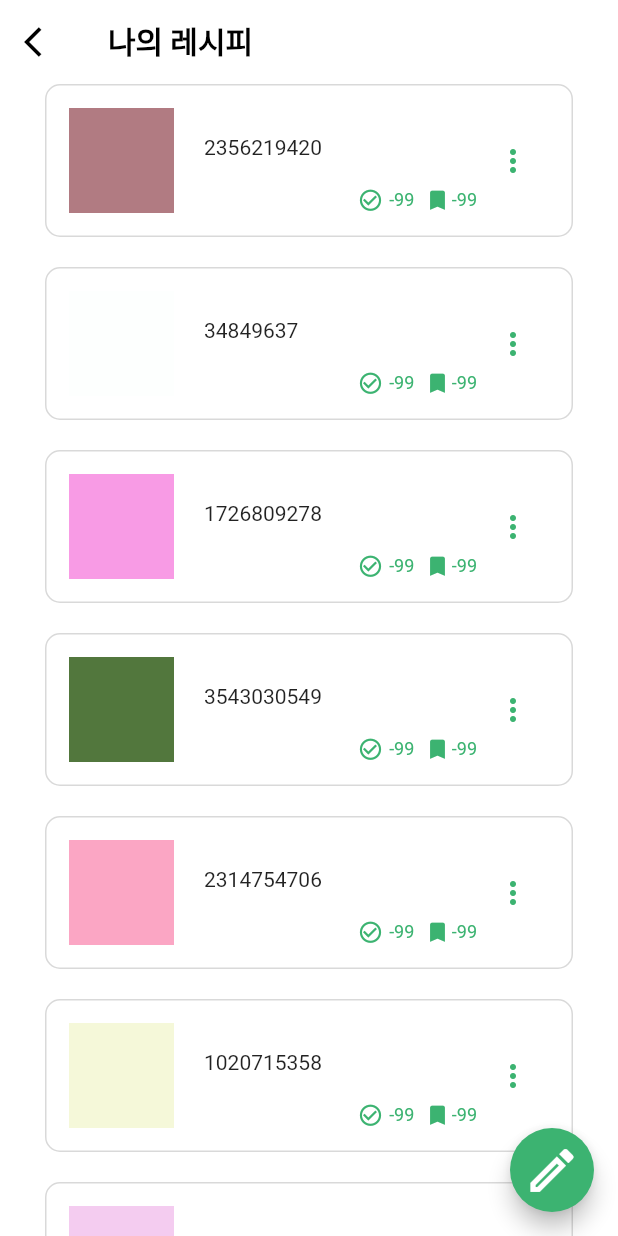
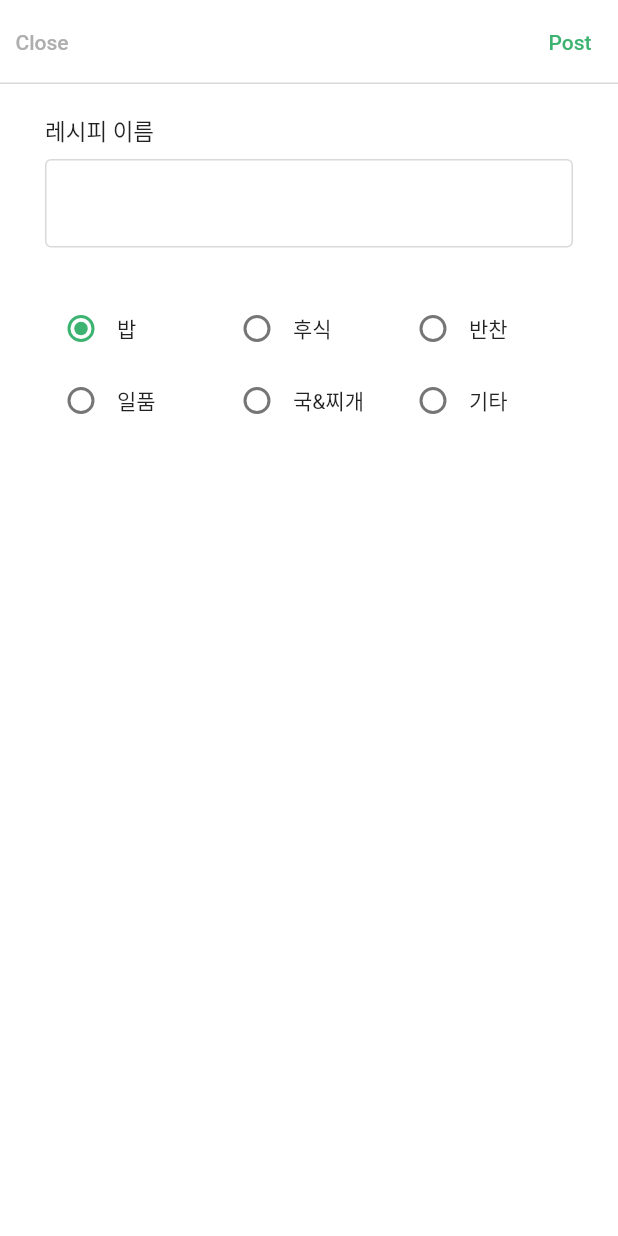
Before and after one commit to kangsudal/Eat-Go, a Flutter app: the MyRecipeScreen screen opened directly, after a tap on the "edit" icon, on a phone screen of 412 x 824 dp. Run offline on Flutter 3.47's test engine with Material 3 defaults, Android fonts, the phone set to English and light mode, and no system bars; our stand-ins replace fl_chart, google_fonts, sliding_up_panel; Roboto replaces fonts that are missing (Pretendard).

Commit message:
레시피 등록페이지 레시피이름 텍스트필드, 카테고리 라디오버튼까지 넣음. 근데 라디오 선택이 안됨

```diff
--- a/lib/screen/my_recipe_screen.dart
+++ b/lib/screen/my_recipe_screen.dart
@@ -3,6 +3,7 @@ import 'dart:math';
 import 'package:eat_go/model/fake_recipe.dart';
 import 'package:eat_go/palette.dart';
 import 'package:eat_go/screen/custom_widget/custom_widget.dart';
+import 'package:eat_go/screen/write_screen.dart';
 import 'package:flutter/cupertino.dart';
 import 'package:flutter/material.dart';
 import 'package:uuid/uuid.dart';
@@ -166,7 +167,13 @@ class _MyRecipeScreenState extends State<MyRecipeScreen> {
         ),
       ),
       floatingActionButton: FloatingActionButton(
-        onPressed: () {},
+        onPressed: () {
+          Navigator.of(context).push(
+            MaterialPageRoute(
+              builder: (context) => WriteScreen(),
+            ),
+          );
+        },
         child: Icon(
           Icons.edit_outlined,
           color: EatGoPalette.backgroundColor1,
--- /dev/null
+++ b/lib/screen/write_screen.dart
@@ -0,0 +1,235 @@
+import 'package:eat_go/palette.dart';
+import 'package:flutter/material.dart';
+
+class WriteScreen extends StatefulWidget {
+  const WriteScreen({super.key});
+
+  @override
+  State<WriteScreen> createState() => _WriteScreenState();
+}
+
+class _WriteScreenState extends State<WriteScreen> {
+  @override
+  Widget build(BuildContext context) {
+    return Scaffold(
+      appBar: AppBar(
+        shape: Border(
+          bottom: BorderSide(
+            color: EatGoPalette.lineColor,
+            width: 1,
+          ),
+        ),
+        leading: TextButton(
+          onPressed: () {},
+          child: Text(
+            'Close',
+            style: TextStyle(
+              color: EatGoPalette.subTextColor,
+            ),
+          ),
+        ),
+        actions: [
+          TextButton(
+            onPressed: () {},
+            child: Text('Post'),
+          ),
+        ],
+      ),
+      body: SingleChildScrollView(
+        child: Padding(
+          padding: const EdgeInsets.only(left: 30.0, right: 30, top: 20),
+          child: Column(
+            crossAxisAlignment: CrossAxisAlignment.start,
+            children: [
+              RecipeNameTextField(),
+              SizedBox(height: 30),
+              RecipeCategoryPanel(),
+            ],
+          ),
+        ),
+      ),
+    );
+  }
+}
+
+class RecipeNameTextField extends StatelessWidget {
+  const RecipeNameTextField({super.key});
+
+  @override
+  Widget build(BuildContext context) {
+    return Column(
+      crossAxisAlignment: CrossAxisAlignment.start,
+      children: [
+        Padding(
+          padding: const EdgeInsets.only(bottom: 8.0),
+          child: Text(
+            '레시피 이름',
+            style: TextStyle(
+              fontSize: 15,
+            ),
+          ),
+        ),
+        TextField(
+          decoration: InputDecoration(
+            border: OutlineInputBorder(),
+            enabledBorder: OutlineInputBorder(
+              borderSide: BorderSide(color: EatGoPalette.lineColor, width: 1),
+            ),
+          ),
+        ),
+      ],
+    );
+  }
+}
+
+enum MenuCategory {
+  rice, // 밥
+  dessert, // 후식
+  sideDish, // 반찬
+  mainDish, // 일품
+  soupStew, // 국&찌개
+  others // 기타
+}
+
+class RecipeCategoryPanel extends StatefulWidget {
+  const RecipeCategoryPanel({super.key});
+
+  @override
+  State<RecipeCategoryPanel> createState() => _RecipeCategoryPanelState();
+}
+
+class _RecipeCategoryPanelState extends State<RecipeCategoryPanel> {
+  @override
+  Widget build(BuildContext context) {
+    MenuCategory selectedValueGroup1 = MenuCategory.rice; // 선택된 값을 저장할 변수
+
+    return Column(
+      children: [
+        Row(
+          children: [
+            Expanded(
+              child: Row(
+                children: [
+                  Radio(
+                    value: MenuCategory.rice,
+                    groupValue: selectedValueGroup1,
+                    onChanged: (value) {
+                      setState(() {
+                        selectedValueGroup1 = value!;
+                      });
+                    },
+                  ),
+                  FittedBox(
+                    child: Text('밥'),
+                    fit: BoxFit.fitWidth,
+                  ),
+                ],
+              ),
+            ),
+            Expanded(
+              child: Row(
+                children: [
+                  Radio(
+                    value: MenuCategory.dessert,
+                    groupValue: selectedValueGroup1,
+                    onChanged: (value) {
+                      setState(() {
+                        selectedValueGroup1 = value!;
+                      });
+                    },
+                  ),
+                  FittedBox(
+                    child: Text('후식'),
+                    fit: BoxFit.fitWidth,
+                  ),
+                ],
+              ),
+            ),
+            Expanded(
+              child: Row(
+                children: [
+                  Radio(
+                    value: MenuCategory.sideDish,
+                    groupValue: selectedValueGroup1,
+                    onChanged: (value) {
+                      setState(() {
+                        selectedValueGroup1 = value!;
+                      });
+                    },
+                  ),
+                  FittedBox(
+                    child: Text('반찬'),
+                    fit: BoxFit.fitWidth,
+                  ),
+                ],
+              ),
+            ),
+          ],
+        ),
+        Row(
+          children: [
+            Expanded(
+              child: Row(
+                children: [
+                  Radio(
+                    value: MenuCategory.mainDish,
+                    groupValue: selectedValueGroup1,
+                    onChanged: (value) {
+                      setState(() {
+                        selectedValueGroup1 = value!;
+                        print(selectedValueGroup1);
+                      });
+                    },
+                  ),
+                  FittedBox(
+                    child: Text('일품'),
+                    fit: BoxFit.fitWidth,
+                  ),
+                ],
+              ),
+            ),
+            Expanded(
+              child: Row(
+                children: [
+                  Radio(
+                    value: MenuCategory.soupStew,
+                    groupValue: selectedValueGroup1,
+                    onChanged: (value) {
+                      setState(() {
+                        selectedValueGroup1 = value!;
+                        print(selectedValueGroup1);
+                      });
+                    },
+                  ),
+                  FittedBox(
+                    child: Text('국&찌개'),
+                    fit: BoxFit.fitWidth,
+                  ),
+                ],
+              ),
+            ),
+            Expanded(
+              child: Row(
+                children: [
+                  Radio(
+                    value: MenuCategory.others,
+                    groupValue: selectedValueGroup1,
+                    onChanged: (value) {
+                      setState(() {
+                        selectedValueGroup1 = value!;
+                      });
+                    },
+                  ),
+                  FittedBox(
+                    child: Text('기타'),
+                    fit: BoxFit.fitWidth,
+                  ),
+                ],
+              ),
+            ),
+          ],
+        ),
+      ],
+    );
+  }
+}
```
